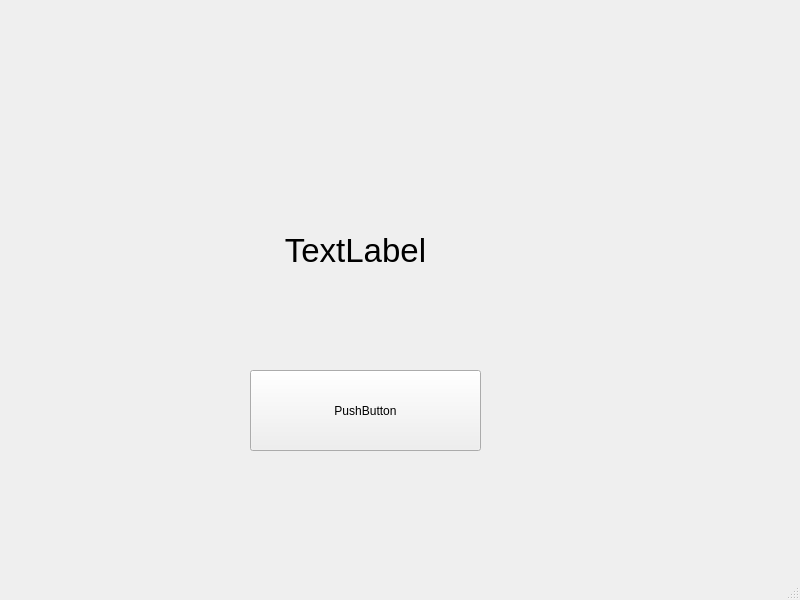
This is mainwindow.ui in Mephierr/lmap as Qt 5 draws it before an edit. The edited form follows.
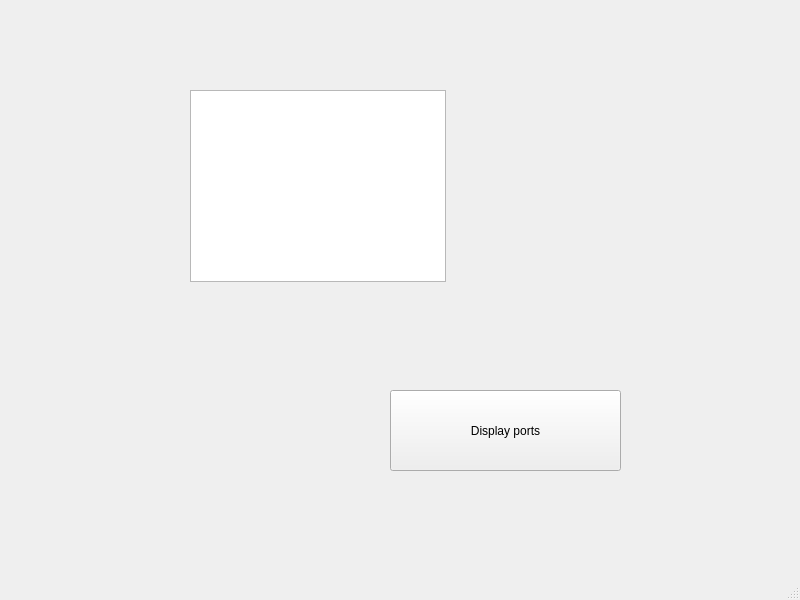
This is the edited form.

Commit message: displaying_ports_with_issue

What changed in the file:
```diff
--- a/mainwindow.ui
+++ b/mainwindow.ui
@@ -14,41 +14,33 @@
    <string>MainWindow</string>
   </property>
   <widget class="QWidget" name="centralwidget">
-   <widget class="QLabel" name="label">
-    <property name="geometry">
-     <rect>
-      <x>170</x>
-      <y>180</y>
-      <width>371</width>
-      <height>141</height>
-     </rect>
-    </property>
-    <property name="font">
-     <font>
-      <pointsize>25</pointsize>
-     </font>
-    </property>
-    <property name="text">
-     <string>TextLabel</string>
-    </property>
-    <property name="scaledContents">
-     <bool>false</bool>
-    </property>
-    <property name="alignment">
-     <set>Qt::AlignmentFlag::AlignCenter</set>
-    </property>
-   </widget>
    <widget class="QPushButton" name="pushButton">
     <property name="geometry">
      <rect>
-      <x>250</x>
-      <y>370</y>
+      <x>390</x>
+      <y>390</y>
       <width>231</width>
       <height>81</height>
      </rect>
     </property>
     <property name="text">
-     <string>PushButton</string>
+     <string>Display ports</string>
+    </property>
+   </widget>
+   <widget class="QListView" name="listView">
+    <property name="geometry">
+     <rect>
+      <x>190</x>
+      <y>90</y>
+      <width>256</width>
+      <height>192</height>
+     </rect>
+    </property>
+    <property name="gridSize">
+     <size>
+      <width>3</width>
+      <height>3</height>
+     </size>
     </property>
    </widget>
   </widget>
```
Left out of the diff: 12 changed lines with no effect on the pictures. The commit also changes 7 other files.
